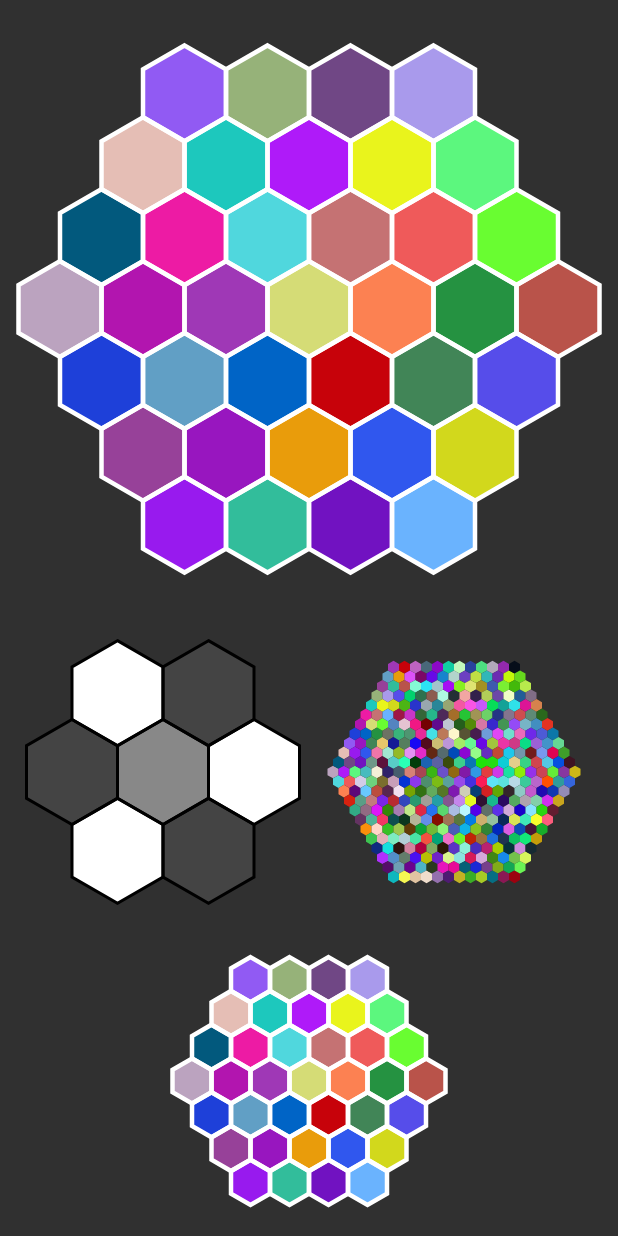
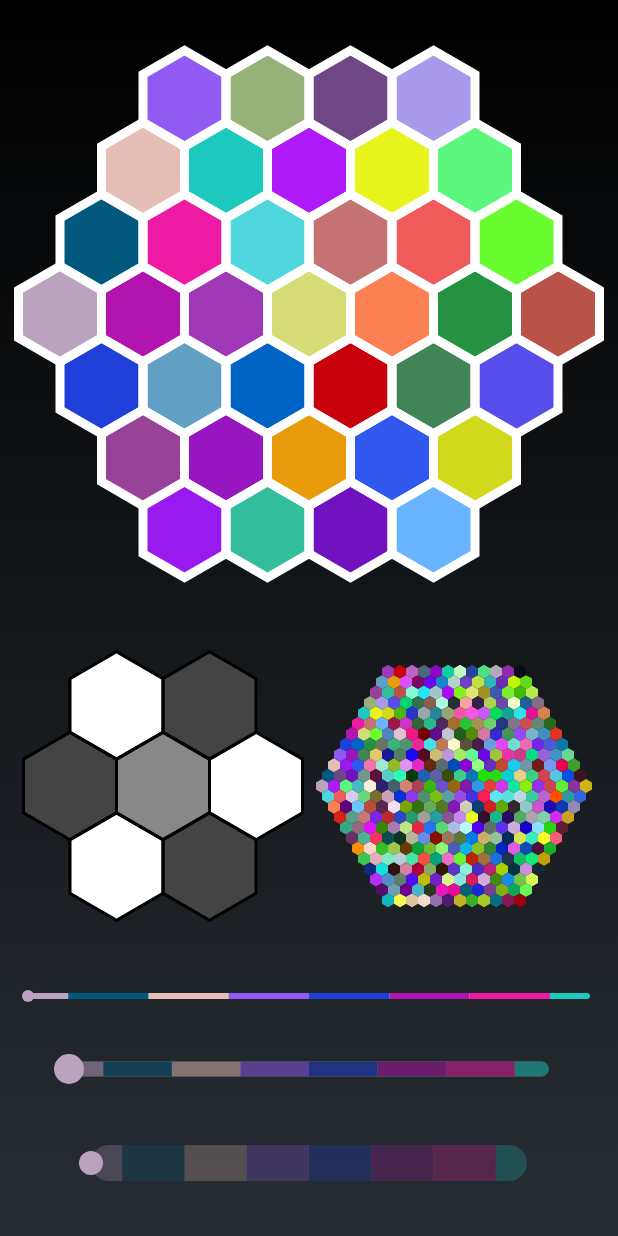
Before and after one commit to tw0reck1/ColorPickerView, an Android app: the screen it shows after launch (MainActivity), on a phone screen of 412 x 824 dp. Run offline under Robolectric (Android 15) with nearby library versions, the phone set to English and light mode, and no system bars.

Commit message:
Update the sample app

```diff
--- a/build.gradle
+++ b/build.gradle
@@ -9,7 +9,7 @@ buildscript {
         }
     }
     dependencies {
-        classpath 'com.android.tools.build:gradle:3.2.0'
+        classpath "com.android.tools.build:gradle:8.1.1"
 
         // NOTE: Do not place your application dependencies here; they belong
         // in the individual module build.gradle files
--- a/gradle.properties
+++ b/gradle.properties
@@ -9,6 +9,8 @@
 
 # Specifies the JVM arguments used for the daemon process.
 # The setting is particularly useful for tweaking memory settings.
+android.enableJetifier=true
+android.useAndroidX=true
 org.gradle.jvmargs=-Xmx1536m
 
 # When configured, Gradle will run in incubating parallel mode.
--- a/sample/build.gradle
+++ b/sample/build.gradle
@@ -10,7 +10,7 @@ android {
         compileSdk 33
         versionCode 1
         versionName "1.0"
-        testInstrumentationRunner "android.support.test.runner.AndroidJUnitRunner"
+        testInstrumentationRunner 'androidx.test.runner.AndroidJUnitRunner'
     }
     buildTypes {
         release {
@@ -21,7 +21,5 @@ android {
 }
 
 dependencies {
-    implementation 'com.android.support:appcompat-v7:28.0.0'
-
     implementation project(':library')
 }
--- a/sample/src/main/AndroidManifest.xml
+++ b/sample/src/main/AndroidManifest.xml
@@ -7,8 +7,10 @@
         android:label="@string/app_name"
         android:roundIcon="@mipmap/ic_launcher_round"
         android:supportsRtl="true"
-        android:theme="@style/AppTheme">
-        <activity android:name="tw0reck1.colorpickerapp.MainActivity">
+        android:theme="@android:style/Theme.NoTitleBar.Fullscreen">
+        <activity
+            android:name=".MainActivity"
+            android:exported="true">
             <intent-filter>
                 <action android:name="android.intent.action.MAIN" />
                 <category android:name="android.intent.category.LAUNCHER" />
--- a/sample/src/main/java/tw0reck1/colorpickerapp/MainActivity.java
+++ b/sample/src/main/java/tw0reck1/colorpickerapp/MainActivity.java
@@ -1,17 +1,18 @@
 package tw0reck1.colorpickerapp;
 
+import android.app.Activity;
 import android.graphics.Color;
-import android.support.v7.app.AppCompatActivity;
 import android.os.Bundle;
 import android.view.View;
 
 import java.util.Arrays;
 
+import tw0reck1.colorpicker.ColorPickerSeekBar;
 import tw0reck1.colorpicker.ColorPickerView;
 import tw0reck1.colorpicker.OnColorPickedListener;
 
 /** @author Adrian Tworkowski */
-public class MainActivity extends AppCompatActivity implements OnColorPickedListener {
+public class MainActivity extends Activity implements OnColorPickedListener {
 
     private View mLayout;
 
@@ -22,7 +23,8 @@ public class MainActivity extends AppCompatActivity implements OnColorPickedList
 
         mLayout = findViewById(R.id.layout);
 
-        ColorPickerView colorPickerView1, colorPickerView2, colorPickerView3, colorPickerView4;
+        ColorPickerView colorPickerView1, colorPickerView2, colorPickerView3;
+        ColorPickerSeekBar colorPickerSeekBar1, colorPickerSeekBar2, colorPickerSeekBar3;
 
         colorPickerView1 = (ColorPickerView) findViewById(R.id.colorview1);
         colorPickerView1.setOnColorPickedListener(this);
@@ -33,8 +35,14 @@ public class MainActivity extends AppCompatActivity implements OnColorPickedList
         colorPickerView3 = (ColorPickerView) findViewById(R.id.colorview3);
         colorPickerView3.setOnColorPickedListener(this);
 
-        colorPickerView4 = (ColorPickerView) findViewById(R.id.colorview4);
-        colorPickerView4.setOnColorPickedListener(this);
+        colorPickerSeekBar1 = (ColorPickerSeekBar) findViewById(R.id.colorview4);
+        colorPickerSeekBar1.setOnColorPickedListener(this);
+
+        colorPickerSeekBar2 = (ColorPickerSeekBar) findViewById(R.id.colorview5);
+        colorPickerSeekBar2.setOnColorPickedListener(this);
+
+        colorPickerSeekBar3 = (ColorPickerSeekBar) findViewById(R.id.colorview6);
+        colorPickerSeekBar3.setOnColorPickedListener(this);
 
         colorPickerView2.setColors(Arrays.asList(
                 Color.DKGRAY, Color.WHITE, Color.WHITE, Color.GRAY, Color.DKGRAY, Color.DKGRAY, Color.WHITE
@@ -43,7 +51,7 @@ public class MainActivity extends AppCompatActivity implements OnColorPickedList
 
     @Override
     public void onColorTouch(int color) {
-        mLayout.setBackgroundColor(color);
+        mLayout.setBackgroundColor(0x3fffffff & color);
     }
 
     @Override
--- a/sample/src/main/res/layout/activity_main.xml
+++ b/sample/src/main/res/layout/activity_main.xml
@@ -15,7 +15,7 @@
         android:layout_weight="2"
         android:padding="12dp"
         app:cpv_radius="4"
-        app:cpv_stroke_width="3dp"
+        app:cpv_stroke_width="6dp"
         app:cpv_stroke_color="@android:color/white"/>
 
     <LinearLayout
@@ -44,14 +44,37 @@
 
     </LinearLayout>
 
-    <tw0reck1.colorpicker.ColorPickerView
+    <tw0reck1.colorpicker.ColorPickerSeekBar
         android:id="@+id/colorview4"
         android:layout_width="match_parent"
-        android:layout_height="0dp"
-        android:layout_weight="1"
-        android:padding="12dp"
-        app:cpv_radius="4"
-        app:cpv_stroke_width="3dp"
-        app:cpv_stroke_color="@android:color/white"/>
+        android:layout_height="wrap_content"
+        android:layout_marginHorizontal="12dp"
+        android:layout_marginTop="24dp"
+        android:padding="6.4dp"
+        app:cpsb_thumb_size="8dp"
+        app:cpsb_bar_height="4dp"
+        app:cpsb_bar_mask_color="@android:color/white"/>
+
+    <tw0reck1.colorpicker.ColorPickerSeekBar
+        android:id="@+id/colorview5"
+        android:layout_width="match_parent"
+        android:layout_height="wrap_content"
+        android:layout_marginHorizontal="30dp"
+        android:layout_marginVertical="12dp"
+        android:padding="16dp"
+        app:cpsb_thumb_size="20dp"
+        app:cpsb_bar_height="10dp"
+        app:cpsb_bar_mask_color="#7fffffff"/>
+
+    <tw0reck1.colorpicker.ColorPickerSeekBar
+        android:id="@+id/colorview6"
+        android:layout_width="match_parent"
+        android:layout_height="wrap_content"
+        android:layout_marginHorizontal="48dp"
+        android:layout_marginBottom="24dp"
+        android:padding="12.8dp"
+        app:cpsb_thumb_size="16dp"
+        app:cpsb_bar_height="24dp"
+        app:cpsb_bar_mask_color="#3fffffff"/>
 
 </LinearLayout>
--- a/sample/src/main/res/values/styles.xml
+++ /dev/null
@@ -1,5 +0,0 @@
-<resources>
-    <style name="AppTheme" parent="Theme.AppCompat.NoActionBar">
-        <item name="android:windowFullscreen">true</item>
-    </style>
-</resources>
```
Also changed, not shown: gradle/wrapper/gradle-wrapper.properties, 5 other files.
